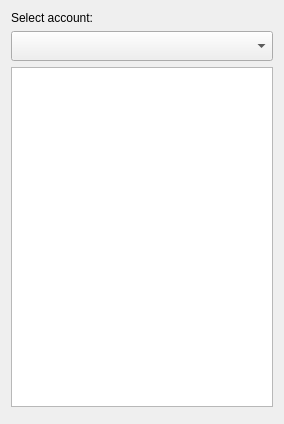
First picture: the form in src/corelayers/joingroupchatdlg/joingroupchat.ui, repository euroelessar/qutim, before the edit.
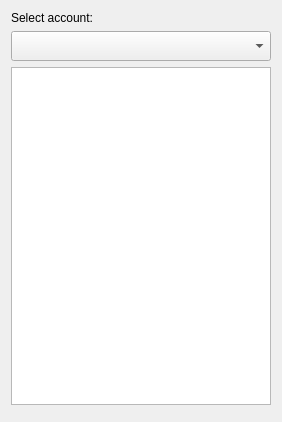
Second picture: the form after the edit. Custom widgets are drawn as their Qt base class.

What changed in the file:
```diff
--- a/src/corelayers/joingroupchatdlg/joingroupchat.ui
+++ b/src/corelayers/joingroupchatdlg/joingroupchat.ui
@@ -6,8 +6,8 @@
    <rect>
     <x>0</x>
     <y>0</y>
-    <width>284</width>
-    <height>424</height>
+    <width>282</width>
+    <height>422</height>
    </rect>
   </property>
   <property name="windowTitle">
```
Left out of the diff: 6 changed lines with no effect on the pictures.
